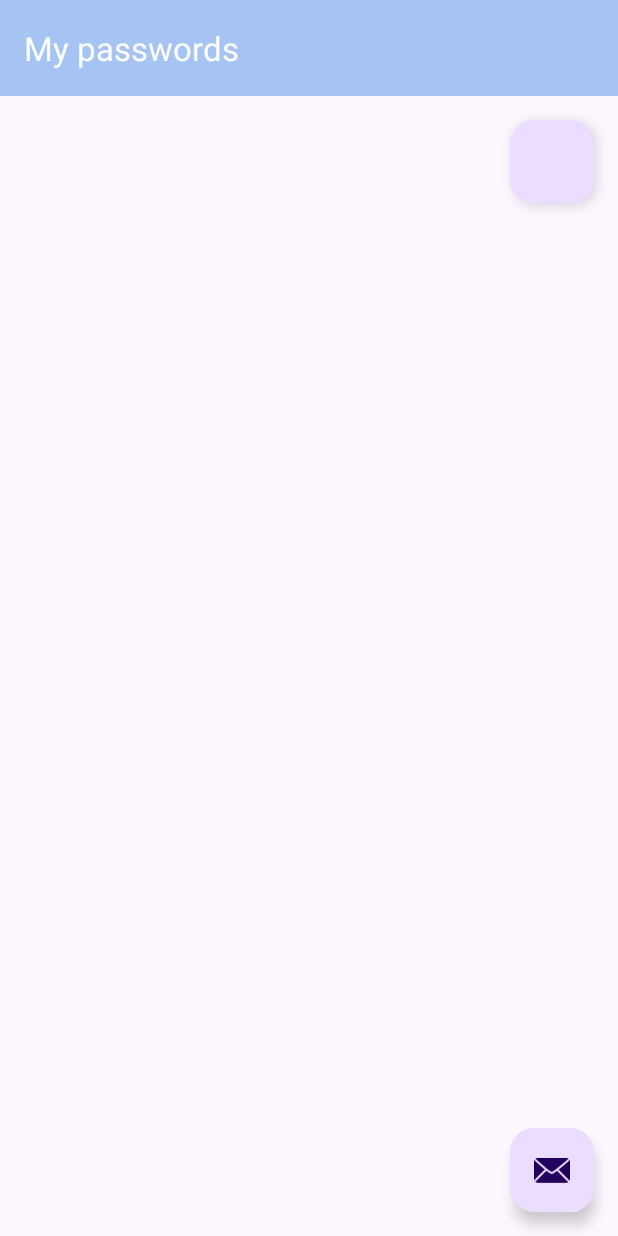
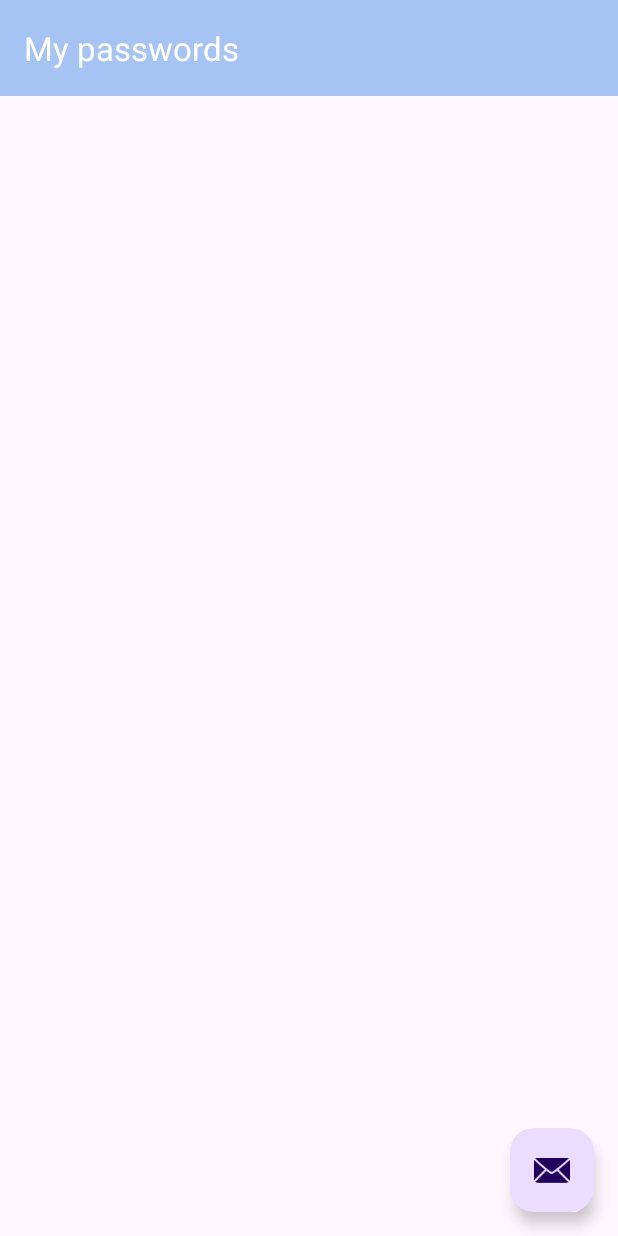
Before and after one commit to wizand0/PasswordManager, an Android app: the MainScreenActivity screen opened directly, with no data from a screen before it, on a phone screen of 412 x 824 dp. Run offline under Robolectric (Android 15) with nearby library versions, the phone set to English and light mode, and no system bars; our stand-ins replace Room's generated code.

Commit message:
some minor fixes before next big upgrade

```diff
--- a/app/src/main/java/ru/wizand/passwordmanager/MainScreenActivity.java
+++ b/app/src/main/java/ru/wizand/passwordmanager/MainScreenActivity.java
@@ -45,7 +45,7 @@ public class MainScreenActivity extends AppCompatActivity {
     private RecyclerView recyclerView;
     private PasswordsAppDatabase passwordsAppDatabase;
     FloatingActionButton fab;
-    FloatingActionButton lock;
+
 
 
     private String masterPassText;
@@ -54,7 +54,7 @@ public class MainScreenActivity extends AppCompatActivity {
     boolean isAuthorization;
     SharedPreferences prefs;
 
-    private String userPassText;
+    private String key;
 
 
     @Override
@@ -97,7 +97,7 @@ public class MainScreenActivity extends AppCompatActivity {
             }
         });
 
-        lock = (FloatingActionButton) findViewById(R.id.lock);
+
     }
 
 
@@ -119,11 +119,6 @@ public class MainScreenActivity extends AppCompatActivity {
         super.onDestroy();
         isAuthorization = false;
 
-
-//        userPassText = "";
-//
-//        prefs.edit().putString("userPassText", userPassText).apply();
-
     }
 
     @Override
@@ -131,103 +126,7 @@ public class MainScreenActivity extends AppCompatActivity {
         super.onStop();
         isAuthorization = false;
 
-
-//        userPassText = "";
-//
-//        prefs.edit().putString("userPassText", userPassText).apply();
-
     }
-
-//    //For
-//    private void checkMasterPass() {
-//        // First running app and encryption the MASTERPASSWORD
-//        AlertDialog.Builder masterpassBuilder = new AlertDialog.Builder(this);
-//        masterpassBuilder.setTitle("Enter your Password");
-//        //Set up the input
-//        final EditText inputMaster = new EditText(this);
-//        inputMaster.setInputType(InputType.TYPE_TEXT_VARIATION_PASSWORD);
-//        masterpassBuilder.setView(inputMaster);
-//
-//        Log.i("testing_Checking", "_________________________");
-//
-//        masterEncryptKey = prefs.getString("key", "");
-//        Log.i("testing_masterKey", masterEncryptKey);
-//
-//
-//
-//
-//    }
-//
-//
-//    private void setupMasterPass() {
-//        // First running app and encryption the MASTERPASSWORD
-//        AlertDialog.Builder masterpassBuilder = new AlertDialog.Builder(this);
-//        masterpassBuilder.setTitle("Enter Master Password");
-//        //Set up the input
-//        final EditText inputMaster = new EditText(this);
-//        inputMaster.setInputType(InputType.TYPE_TEXT_VARIATION_PASSWORD);
-//        masterpassBuilder.setView(inputMaster);
-//        //Set up the buttons
-//        masterpassBuilder.setPositiveButton("OK", new DialogInterface.OnClickListener() {
-//            @Override
-//            public void onClick(DialogInterface dialog, int which) {
-//                masterPassText = inputMaster.getText().toString();
-//
-//                Log.i("testing_input_master", masterPassText);
-//
-//                isMasterPass = true;
-//                isAuthorization = true;
-//
-//                String key = encryptionKey(masterPassText);
-//
-//                Log.i("testing_input_key", key);
-//
-//                prefs.edit().putString("key", key).apply();
-//                prefs.edit().putString("userPassText", key).apply();
-//
-//
-//                popupMessage(masterPassText, key);
-//                masterEncryptKey = key;
-//                dialog.dismiss();
-//            }
-//        });
-//
-//        masterpassBuilder.show();
-//    }
-//
-//
-//    //---------------------------------------------------------------------------------------------
-//    // This is popup for testing/ It shows password, salt and secret key. NOT FOR RELEASE
-//    private void popupMessage(String string1, String string2) {
-//        AlertDialog.Builder masterpassBuilder = new AlertDialog.Builder(this);
-//        masterpassBuilder.setTitle("Your passwords are:");
-//        //Set up the input
-//        final TextView passText = new TextView(this);
-//        passText.setTextSize(20);
-//
-//        // Generating output
-//        if (isAuthorization) {
-//            passText.setText("Right pass");
-//        }
-//        else {
-//            passText.setText("Wrong pass");
-//        }
-////        passText.setText("Pass1: " + string1 + "\n Pass2: " + string2);
-//        masterpassBuilder.setView(passText);
-//
-//        masterpassBuilder.setPositiveButton("Ok", new DialogInterface.OnClickListener() {
-//            @Override
-//            public void onClick(DialogInterface dialog, int which) {
-//                dialog.dismiss();
-//            }
-//        });
-//
-//        masterpassBuilder.show();
-//
-//    }
-//
-//    //---------------------------------------------------------------------------------------------
-//    //Encrypt string
 
 
     public void addAndEditPasswords(final boolean isUpdated,final Password password,final int position) {
@@ -246,6 +145,8 @@ public class MainScreenActivity extends AppCompatActivity {
         final EditText passwordAdditional = view.findViewById(R.id.additional);
 
         passwordTitle.setText(!isUpdated ? "Add New Password" : "Edit Password");
+
+
 
 
         if (isUpdated && password != null){
@@ -295,6 +196,7 @@ public class MainScreenActivity extends AppCompatActivity {
                             passwordPassword.getText().toString(), passwordAdditional.getText().toString(), position);
 
                 }else{
+
                     CreatePassword(newPassword.getText().toString(), passwordUrl.getText().toString(), passwordLogin.getText().toString(),
                             passwordPassword.getText().toString(), passwordAdditional.getText().toString());
 
--- a/app/src/main/res/layout/activity_main_screen.xml
+++ b/app/src/main/res/layout/activity_main_screen.xml
@@ -47,18 +47,4 @@
         app:layout_constraintEnd_toEndOf="parent"
         app:srcCompat="@android:drawable/ic_dialog_email" />
 
-    <com.google.android.material.floatingactionbutton.FloatingActionButton
-        android:id="@+id/lock"
-        android:layout_width="wrap_content"
-        android:layout_height="wrap_content"
-        android:layout_gravity="bottom|end"
-        android:layout_margin="16dp"
-        android:background="@color/black"
-        android:layout_marginTop="14dp"
-        android:layout_marginEnd="16dp"
-        app:layout_constraintEnd_toEndOf="parent"
-        app:layout_constraintTop_toBottomOf="@+id/appBarLayout"
-
-        />
-
 </androidx.constraintlayout.widget.ConstraintLayout>
```
Also changed, not shown: app/src/main/java/ru/wizand/passwordmanager/MainActivity.java (+12 -5 lines).
